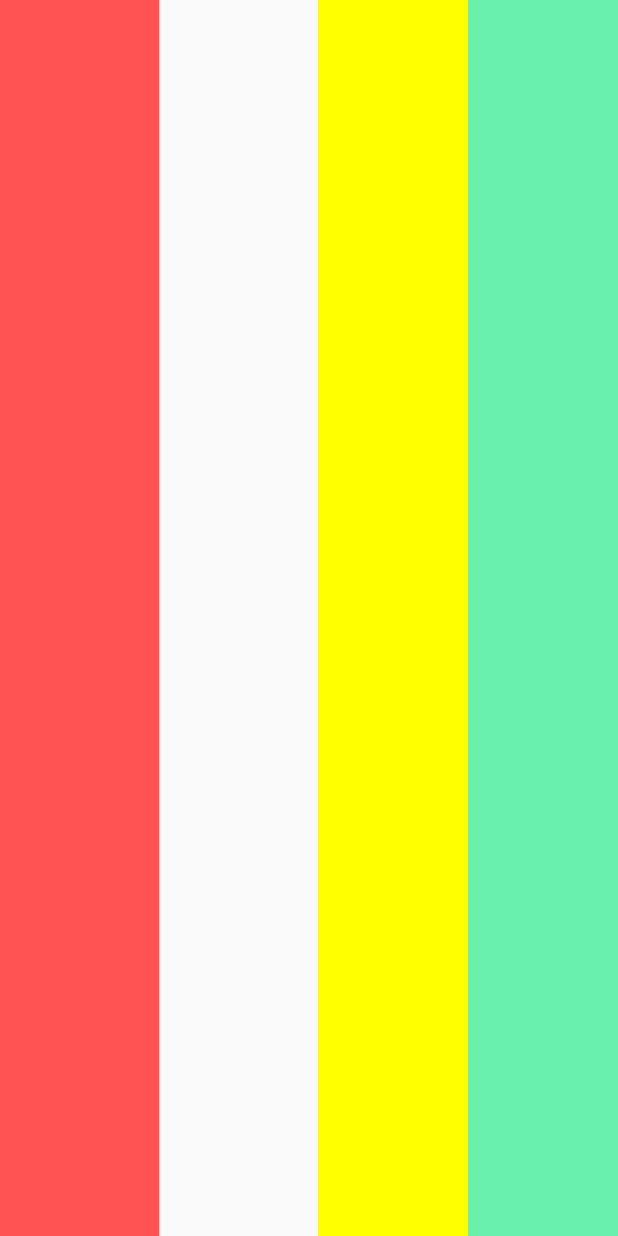
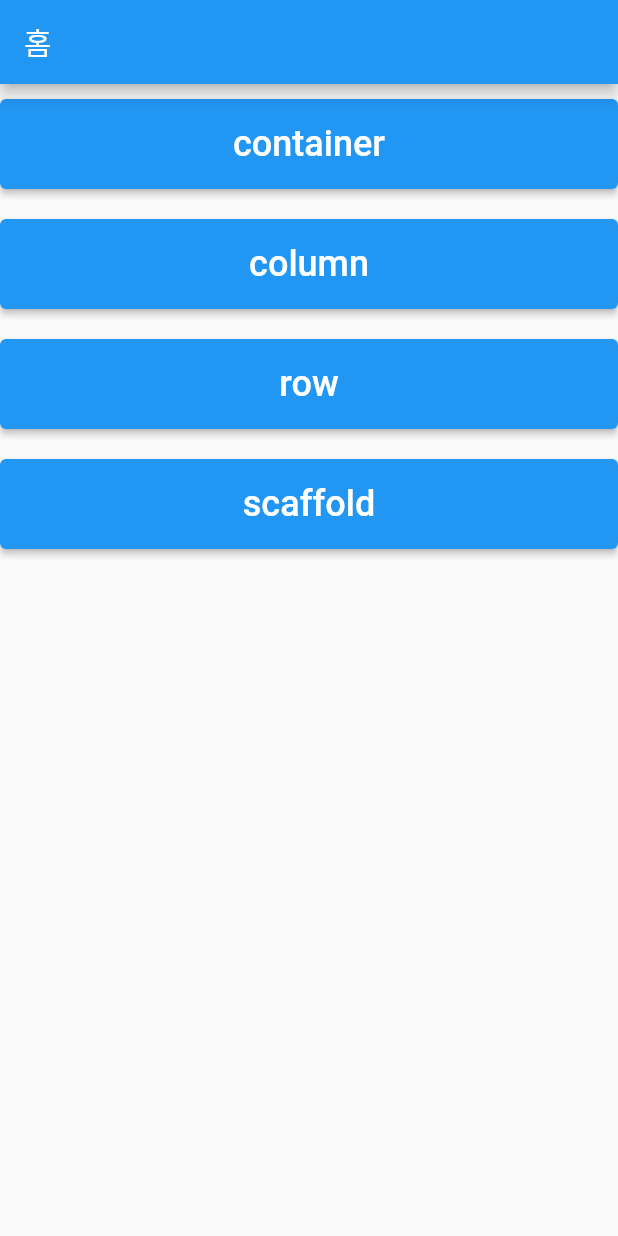
Before and after one commit to CandleCutter/flutter_lecture_01, a Flutter app: the screen it shows after launch, on a phone screen of 412 x 824 dp. Run offline on Flutter 3.47's test engine with Material 2 defaults, Android fonts, the phone set to English and light mode, and no system bars.

Commit message:
button update

```diff
--- a/lib/ch1/00.intro.dart
+++ b/lib/ch1/00.intro.dart
@@ -8,8 +8,7 @@
 /// alt + p
 /// alt + insert : 클래스에서 생성자 만들기 constructor
 /// 파일이름 + e
-///
-///
+/// shift + f6
 ///
 /// 개발이 진행되는 과정(앱)
 ///
--- a/lib/ch2/03.homework/05.car_interface.dart
+++ b/lib/ch2/03.homework/05.car_interface.dart
@@ -1,4 +1,5 @@
 abstract class CarInterface {
 
   void sell();
-}
+
+  }
--- /dev/null
+++ b/lib/home_screen.dart
@@ -0,0 +1,59 @@
+import 'package:flutter/material.dart';
+import 'package:flutter_lecture_01/ch3/01.container_screen.dart';
+import 'package:flutter_lecture_01/ch3/02.column_screen.dart';
+import 'package:flutter_lecture_01/ch3/03.row_screen.dart';
+import 'package:flutter_lecture_01/ch3/04.scaffold_screen.dart';
+
+class HomeScreen extends StatefulWidget {
+  const HomeScreen({super.key});
+
+  @override
+  State<HomeScreen> createState() => _HomeScreenState();
+}
+
+///
+/// AppBar 는 화면 상단 위짓
+/// 뒤로가기 버큰 , 타이틀, 검색 버튼 같은 것들이 있음
+class _HomeScreenState extends State<HomeScreen> {
+  @override
+  Widget build(BuildContext context) {
+    return Scaffold(
+      appBar: AppBar(title: Text("홈"),
+      ),
+      body: Column(
+        children: [
+          button(page: ContainerScreen(), name: "container"),
+          button(page: ColumnScreen(), name: "column"),
+          button(page: RowScreen(), name: "row"),
+          button(page: ScaffoldScreen(), name: "scaffold"),
+
+        ],
+      ),
+    );
+
+  }
+
+  Widget button({required Widget page, required String name}) {
+    return Container(
+      width: double.infinity,
+      height: 60,
+      margin: EdgeInsets.symmetric(vertical: 10),
+      child: ElevatedButton(
+        onPressed: () {
+          Navigator.push(
+            context,
+            MaterialPageRoute(
+              builder: (context) {
+                return page;
+              },
+            ),
+          );
+        },
+        child: Text(
+          name,
+          style: TextStyle(fontSize: 24),
+        ),
+      ),
+    );
+  }
+}
--- a/lib/main.dart
+++ b/lib/main.dart
@@ -3,10 +3,11 @@ import 'package:flutter/material.dart';
 import 'package:flutter_lecture_01/ch3/03.row_screen.dart';
 import 'ch3/01.container_screen.dart';
 import 'ch3/02.column_screen.dart';
+import 'home_screen.dart';
 
 /// main 함수
 /// 어플리케이션이 시작하는 위치
-///
+
 void main(){
   runApp(MyApp());
 
@@ -21,7 +22,7 @@ class MyApp extends StatelessWidget {
 
 
 
-      home : RowScreen()
+      home : HomeScreen()
     );
 
 
```
Also changed, not shown: lib/ch3/04.scaffold_screen.dart (added, +43 -0 lines).
